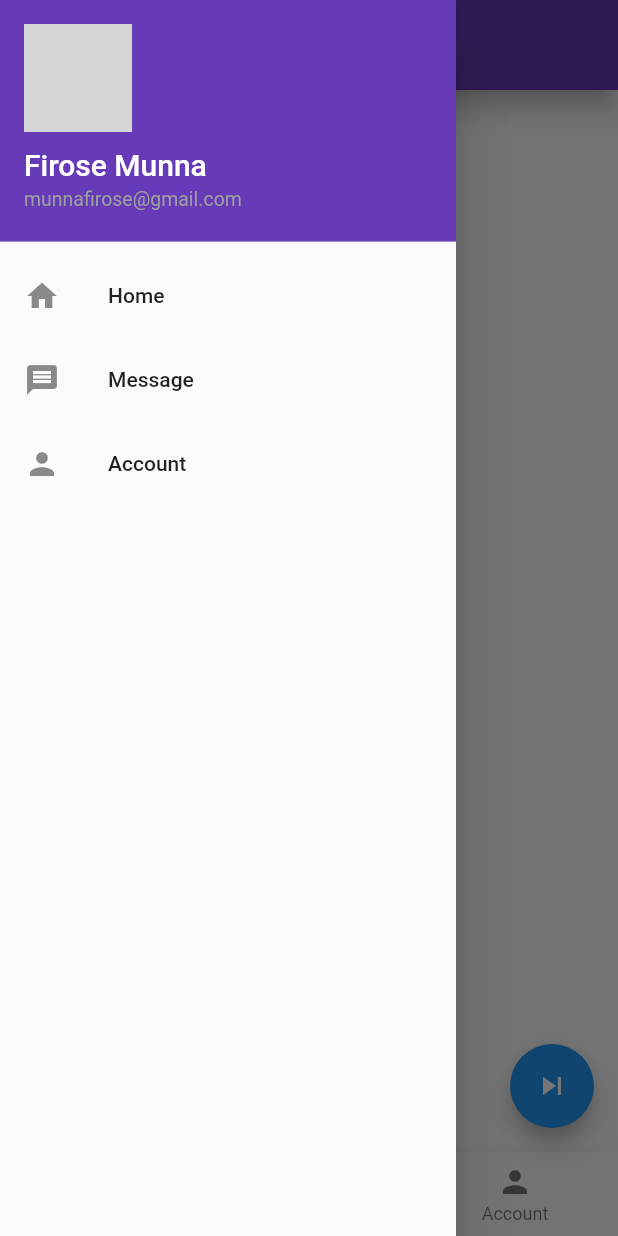
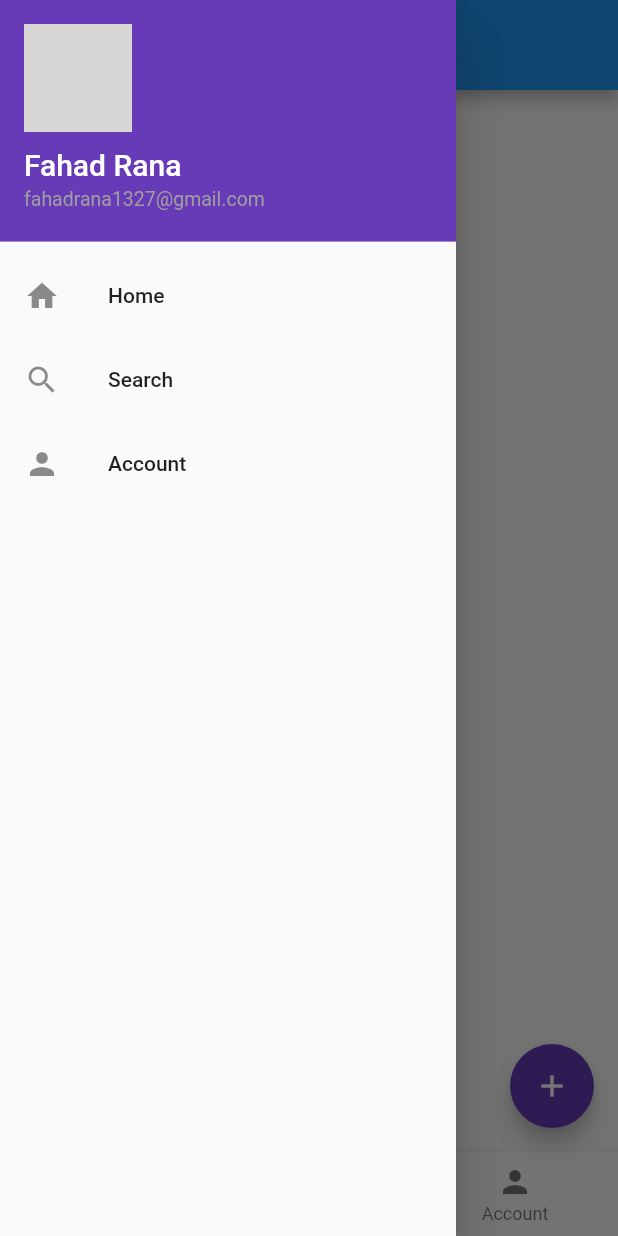
Before and after one commit to Rana132700/Assingment5, a Flutter app: the PageTwo screen opened directly, with the side drawer open, on a phone screen of 412 x 824 dp. Run offline on Flutter 3.47's test engine with Material 2 defaults, Android fonts, the phone set to English and light mode, and no system bars; network calls fail; grey boxes are pictures that could not be loaded.

Commit message:
Update main.dart

```diff
--- a/lib/main.dart
+++ b/lib/main.dart
@@ -10,11 +10,7 @@ class MyApp extends StatelessWidget{
   @override
   Widget build(BuildContext context) {
     return MaterialApp(
-      theme: ThemeData(primarySwatch: Colors.deepPurple),
-      darkTheme: ThemeData(primarySwatch: Colors.teal),
-      debugShowCheckedModeBanner: false,
       home: HomeActivity(),
-      color: Colors.teal,
     );
   }
 
@@ -29,18 +25,16 @@ class HomeActivity extends StatelessWidget{
         toolbarHeight: 60,
         toolbarOpacity: 0.7,
         titleSpacing: 0,
-        elevation: 7,
-        title: Text("Assignment Five", style: TextStyle(fontSize: 22, fontWeight: FontWeight.w500),),
+        elevation: 4,
+        title: Text("Assignment App", style: TextStyle(fontSize: 20, fontWeight: FontWeight.w600),),
         centerTitle: true,
 
       ),
-
-
       bottomNavigationBar: BottomNavigationBar(
         currentIndex: 0,
         items: [
           BottomNavigationBarItem(icon: Icon(Icons.home), label: "Home"),
-          BottomNavigationBarItem(icon: Icon(Icons.message), label: "Message"),
+          BottomNavigationBarItem(icon: Icon(Icons.search), label: "Search"),
           BottomNavigationBarItem(icon: Icon(Icons.person), label: "Account"),
         ],
 
@@ -66,12 +60,12 @@ class HomeActivity extends StatelessWidget{
             children: [
               Center(
                 child: UserAccountsDrawerHeader(
-                  accountName: Text("Firose Munna", style: TextStyle(fontSize: 20, color: Colors.white),),
-                  accountEmail: Text("munnafirose@gmail.com", style: TextStyle(fontSize: 13, color: Colors.grey),),
+                  accountName: Text("Fahad Rana", style: TextStyle(fontSize: 20, color: Colors.white),),
+                  accountEmail: Text("fahadrana1327@gmail.com", style: TextStyle(fontSize: 13, color: Colors.grey),),
                   decoration: BoxDecoration(color: Colors.deepPurple),
-                  // margin: EdgeInsets.all(20),
 
-                  currentAccountPicture: Image.network("https://th.bing.com/th/id/OIP.CGCV-SOAaNv2SrRQSpGeHwHaHa?pid=ImgDet&rs=1"),
+
+                  currentAccountPicture: Image.network("https://www.google.com/url?sa=i&url=https%3A%2F%2Fbd.linkedin.com%2Fin%2Ffhdrana&psig=AOvVaw1_2YTq-pZwR3OD9s-yA0T2&ust=1686247640384000&source=images&cd=vfe&ved=0CBEQjRxqFwoTCIi7mJHgsf8CFQAAAAAdAAAAABAD"),
                 ),
               ),
 
@@ -83,8 +77,8 @@ class HomeActivity extends StatelessWidget{
                 },
               ),
               ListTile(
-                leading: Icon(Icons.message),
-                title: Text("Message"),
+                leading: Icon(Icons.search),
+                title: Text("Search"),
                 onTap: (){
                   Navigator.push(context, MaterialPageRoute(builder: (context)=> PageTwo()));
                 },
@@ -123,21 +117,19 @@ class PageOne extends StatelessWidget {
         toolbarHeight: 60,
         toolbarOpacity: 0.7,
         titleSpacing: 0,
-        elevation: 7,
-        title: Text("Assignment Five", style: TextStyle(fontSize: 22, fontWeight: FontWeight.w500),),
+        elevation: 4,
+        title: Text("Assignment App", style: TextStyle(fontSize: 20, fontWeight: FontWeight.w600),),
         centerTitle: true,
 
       ),
-
-
       bottomNavigationBar: BottomNavigationBar(
         currentIndex: 0,
         items: [
           BottomNavigationBarItem(icon: Icon(Icons.home), label: "Home"),
-          BottomNavigationBarItem(icon: Icon(Icons.message), label: "Message"),
+          BottomNavigationBarItem(icon: Icon(Icons.search), label: "Search"),
           BottomNavigationBarItem(icon: Icon(Icons.person), label: "Account"),
+        ],
 
-        ],
         onTap: (int index){
           if(index == 0){
             Navigator.push(context, MaterialPageRoute(builder: (context)=> PageOne()));
@@ -151,6 +143,8 @@ class PageOne extends StatelessWidget {
         },
 
 
+
+
       ),
       body: Center(child: Text("Page No 1", style: TextStyle(fontSize: 20, fontWeight: FontWeight.w600),)),
       drawer: Drawer(
@@ -158,12 +152,12 @@ class PageOne extends StatelessWidget {
             children: [
               Center(
                 child: UserAccountsDrawerHeader(
-                  accountName: Text("Firose Munna", style: TextStyle(fontSize: 20, color: Colors.white),),
-                  accountEmail: Text("munnafirose@gmail.com", style: TextStyle(fontSize: 13, color: Colors.grey),),
+                  accountName: Text("Fahad Rana", style: TextStyle(fontSize: 20, color: Colors.white),),
+                  accountEmail: Text("fahadrana1327@gmail.com", style: TextStyle(fontSize: 13, color: Colors.grey),),
                   decoration: BoxDecoration(color: Colors.deepPurple),
-                  // margin: EdgeInsets.all(20),
 
-                  currentAccountPicture: Image.network("https://th.bing.com/th/id/OIP.CGCV-SOAaNv2SrRQSpGeHwHaHa?pid=ImgDet&rs=1"),
+
+                  currentAccountPicture: Image.network("https://www.google.com/url?sa=i&url=https%3A%2F%2Fbd.linkedin.com%2Fin%2Ffhdrana&psig=AOvVaw1_2YTq-pZwR3OD9s-yA0T2&ust=1686247640384000&source=images&cd=vfe&ved=0CBEQjRxqFwoTCIi7mJHgsf8CFQAAAAAdAAAAABAD"),
                 ),
               ),
 
@@ -172,10 +166,11 @@ class PageOne extends StatelessWidget {
                 title: Text("Home"),
                 onTap: (){
                   Navigator.push(context, MaterialPageRoute(builder: (context)=> PageOne()));
-                },),
+                },
+              ),
               ListTile(
-                leading: Icon(Icons.message),
-                title: Text("Message"),
+                leading: Icon(Icons.search),
+                title: Text("Search"),
                 onTap: (){
                   Navigator.push(context, MaterialPageRoute(builder: (context)=> PageTwo()));
                 },
@@ -198,7 +193,7 @@ class PageOne extends StatelessWidget {
       ),
 
 
-    );;
+    );
   }
 }
 
@@ -214,21 +209,19 @@ class PageTwo extends StatelessWidget {
         toolbarHeight: 60,
         toolbarOpacity: 0.7,
         titleSpacing: 0,
-        elevation: 7,
-        title: Text("Assignment Five", style: TextStyle(fontSize: 22, fontWeight: FontWeight.w500),),
+        elevation: 4,
+        title: Text("Assignment App", style: TextStyle(fontSize: 20, fontWeight: FontWeight.w600),),
         centerTitle: true,
 
       ),
-
-
       bottomNavigationBar: BottomNavigationBar(
-        currentIndex: 1,
+        currentIndex: 0,
         items: [
           BottomNavigationBarItem(icon: Icon(Icons.home), label: "Home"),
-          BottomNavigationBarItem(icon: Icon(Icons.message), label: "Message"),
+          BottomNavigationBarItem(icon: Icon(Icons.search), label: "Search"),
           BottomNavigationBarItem(icon: Icon(Icons.person), label: "Account"),
+        ],
 
-        ],
         onTap: (int index){
           if(index == 0){
             Navigator.push(context, MaterialPageRoute(builder: (context)=> PageOne()));
@@ -242,19 +235,21 @@ class PageTwo extends StatelessWidget {
         },
 
 
+
+
       ),
-      body: Center(child: Text("Page No 2", style: TextStyle(fontSize: 20, fontWeight: FontWeight.w600),)),
+      body: Center(child: Text("Page No 1", style: TextStyle(fontSize: 20, fontWeight: FontWeight.w600),)),
       drawer: Drawer(
           child: ListView(
             children: [
               Center(
                 child: UserAccountsDrawerHeader(
-                  accountName: Text("Firose Munna", style: TextStyle(fontSize: 20, color: Colors.white),),
-                  accountEmail: Text("munnafirose@gmail.com", style: TextStyle(fontSize: 13, color: Colors.grey),),
+                  accountName: Text("Fahad Rana", style: TextStyle(fontSize: 20, color: Colors.white),),
+                  accountEmail: Text("fahadrana1327@gmail.com", style: TextStyle(fontSize: 13, color: Colors.grey),),
                   decoration: BoxDecoration(color: Colors.deepPurple),
-                  // margin: EdgeInsets.all(20),
 
-                  currentAccountPicture: Image.network("https://th.bing.com/th/id/OIP.CGCV-SOAaNv2SrRQSpGeHwHaHa?pid=ImgDet&rs=1"),
+
+                  currentAccountPicture: Image.network("https://www.google.com/url?sa=i&url=https%3A%2F%2Fbd.linkedin.com%2Fin%2Ffhdrana&psig=AOvVaw1_2YTq-pZwR3OD9s-yA0T2&ust=1686247640384000&source=images&cd=vfe&ved=0CBEQjRxqFwoTCIi7mJHgsf8CFQAAAAAdAAAAABAD"),
                 ),
               ),
 
@@ -263,10 +258,11 @@ class PageTwo extends StatelessWidget {
                 title: Text("Home"),
                 onTap: (){
                   Navigator.push(context, MaterialPageRoute(builder: (context)=> PageOne()));
-                },),
+                },
+              ),
               ListTile(
-                leading: Icon(Icons.message),
-                title: Text("Message"),
+                leading: Icon(Icons.search),
+                title: Text("Search"),
                 onTap: (){
                   Navigator.push(context, MaterialPageRoute(builder: (context)=> PageTwo()));
                 },
@@ -283,13 +279,13 @@ class PageTwo extends StatelessWidget {
           )
       ),
       floatingActionButton: FloatingActionButton(
-        child: Icon(Icons.skip_next),
-        backgroundColor: Colors.blue,
+        child: Icon(Icons.add),
+        backgroundColor: Colors.deepPurple,
         onPressed: (){},
       ),
 
 
-    );;
+    );
   }
 }
 
@@ -305,21 +301,19 @@ class PageThree extends StatelessWidget {
         toolbarHeight: 60,
         toolbarOpacity: 0.7,
         titleSpacing: 0,
-        elevation: 7,
-        title: Text("Assignment Five", style: TextStyle(fontSize: 22, fontWeight: FontWeight.w500),),
+        elevation: 4,
+        title: Text("Assignment App", style: TextStyle(fontSize: 20, fontWeight: FontWeight.w600),),
         centerTitle: true,
 
       ),
-
-
       bottomNavigationBar: BottomNavigationBar(
-        currentIndex: 2,
+        currentIndex: 0,
         items: [
           BottomNavigationBarItem(icon: Icon(Icons.home), label: "Home"),
-          BottomNavigationBarItem(icon: Icon(Icons.message), label: "Message"),
+          BottomNavigationBarItem(icon: Icon(Icons.search), label: "Search"),
           BottomNavigationBarItem(icon: Icon(Icons.person), label: "Account"),
+        ],
 
-        ],
         onTap: (int index){
           if(index == 0){
             Navigator.push(context, MaterialPageRoute(builder: (context)=> PageOne()));
@@ -333,19 +327,21 @@ class PageThree extends StatelessWidget {
         },
 
 
+
+
       ),
-      body: Center(child: Text("Page No 3", style: TextStyle(fontSize: 20, fontWeight: FontWeight.w600),)),
+      body: Center(child: Text("Page No 1", style: TextStyle(fontSize: 20, fontWeight: FontWeight.w600),)),
       drawer: Drawer(
           child: ListView(
             children: [
               Center(
                 child: UserAccountsDrawerHeader(
-                  accountName: Text("Firose Munna", style: TextStyle(fontSize: 20, color: Colors.white),),
-                  accountEmail: Text("munnafirose@gmail.com", style: TextStyle(fontSize: 13, color: Colors.grey),),
+                  accountName: Text("Fahad Rana", style: TextStyle(fontSize: 20, color: Colors.white),),
+                  accountEmail: Text("fahadrana1327@gmail.com", style: TextStyle(fontSize: 13, color: Colors.grey),),
                   decoration: BoxDecoration(color: Colors.deepPurple),
-                  // margin: EdgeInsets.all(20),
 
-                  currentAccountPicture: Image.network("https://th.bing.com/th/id/OIP.CGCV-SOAaNv2SrRQSpGeHwHaHa?pid=ImgDet&rs=1"),
+
+                  currentAccountPicture: Image.network("https://www.google.com/url?sa=i&url=https%3A%2F%2Fbd.linkedin.com%2Fin%2Ffhdrana&psig=AOvVaw1_2YTq-pZwR3OD9s-yA0T2&ust=1686247640384000&source=images&cd=vfe&ved=0CBEQjRxqFwoTCIi7mJHgsf8CFQAAAAAdAAAAABAD"),
                 ),
               ),
 
@@ -354,10 +350,11 @@ class PageThree extends StatelessWidget {
                 title: Text("Home"),
                 onTap: (){
                   Navigator.push(context, MaterialPageRoute(builder: (context)=> PageOne()));
-                },),
+                },
+              ),
               ListTile(
-                leading: Icon(Icons.message),
-                title: Text("Message"),
+                leading: Icon(Icons.search),
+                title: Text("Search"),
                 onTap: (){
                   Navigator.push(context, MaterialPageRoute(builder: (context)=> PageTwo()));
                 },
@@ -373,14 +370,13 @@ class PageThree extends StatelessWidget {
             ],
           )
       ),
-
       floatingActionButton: FloatingActionButton(
-        child: Icon(Icons.add_call),
-        backgroundColor: Colors.teal,
+        child: Icon(Icons.add),
+        backgroundColor: Colors.deepPurple,
         onPressed: (){},
       ),
 
 
-    );;
+    );
   }
 }
```
